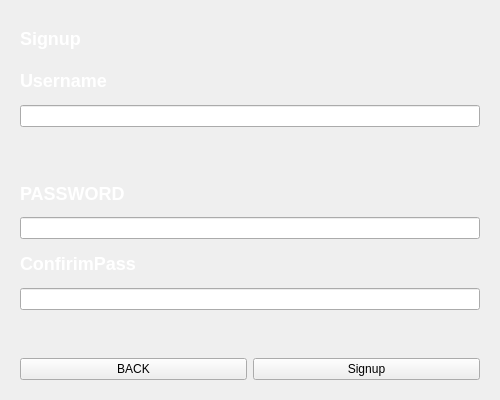
Before: the Qt Designer form login_signup.ui in OVahidO/Slay_The_Spire, drawn with Qt 5.
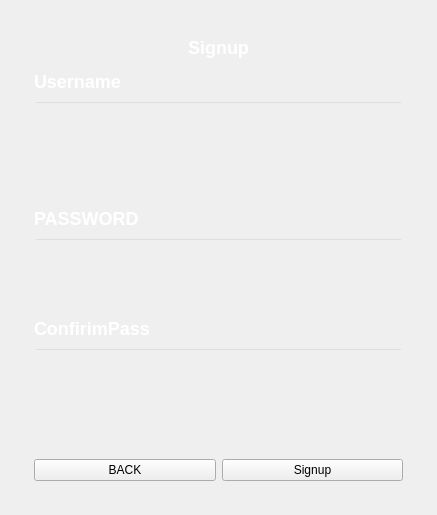
After: the same form once the commit is applied. The open tabs and pages were chosen to show the change. Icons and pictures are not drawn.

Commit message: update: update login_signup UI

```diff
--- a/login_signup.ui
+++ b/login_signup.ui
@@ -6,8 +6,8 @@
    <rect>
     <x>0</x>
     <y>0</y>
-    <width>500</width>
-    <height>400</height>
+    <width>437</width>
+    <height>515</height>
    </rect>
   </property>
   <property name="sizePolicy">
@@ -18,25 +18,43 @@
   </property>
   <property name="minimumSize">
    <size>
-    <width>500</width>
-    <height>400</height>
+    <width>0</width>
+    <height>0</height>
    </size>
   </property>
   <property name="maximumSize">
    <size>
-    <width>500</width>
-    <height>400</height>
+    <width>1500</width>
+    <height>1500</height>
    </size>
   </property>
   <property name="windowTitle">
    <string>Form</string>
   </property>
   <property name="styleSheet">
-   <string notr="true"/>
+   <string notr="true">QLineEdit{
+	
+	border-image: url(:/MainMenu/Pics/MainMenu/LineEditBg.png) 15 15 15 15 stretch stretch;
+	background: transparent;
+	color: white;
+	padding: 0px 10px;
+}</string>
   </property>
   <layout class="QVBoxLayout" name="verticalLayout_2">
+   <property name="spacing">
+    <number>0</number>
+   </property>
    <property name="leftMargin">
-    <number>11</number>
+    <number>25</number>
+   </property>
+   <property name="topMargin">
+    <number>25</number>
+   </property>
+   <property name="rightMargin">
+    <number>25</number>
+   </property>
+   <property name="bottomMargin">
+    <number>25</number>
    </property>
    <item>
     <widget class="QStackedWidget" name="Login_Signup_Stack">
@@ -55,15 +73,24 @@
 }</string>
      </property>
      <property name="currentIndex">
-      <number>0</number>
+      <number>1</number>
      </property>
      <widget class="QWidget" name="Login">
       <layout class="QVBoxLayout" name="verticalLayout_4">
        <item>
         <widget class="QLabel" name="loginTitleLabel">
+         <property name="font">
+          <font>
+           <pointsize>-1</pointsize>
+           <bold>true</bold>
+          </font>
+         </property>
          <property name="text">
           <string>Login</string>
          </property>
+         <property name="alignment">
+          <set>Qt::AlignmentFlag::AlignCenter</set>
+         </property>
         </widget>
        </item>
        <item>
@@ -74,7 +101,20 @@
         </widget>
        </item>
        <item>
-        <widget class="QLineEdit" name="LoginUsernameInput"/>
+        <widget class="QLineEdit" name="LoginUsernameInput">
+         <property name="minimumSize">
+          <size>
+           <width>0</width>
+           <height>70</height>
+          </size>
+         </property>
+         <property name="maximumSize">
+          <size>
+           <width>16777215</width>
+           <height>1000</height>
+          </size>
+         </property>
+        </widget>
        </item>
        <item>
         <widget class="QLabel" name="LoginPasswordLabel">
@@ -84,10 +124,32 @@
         </widget>
        </item>
        <item>
-        <widget class="QLineEdit" name="LoginPasswordInput"/>
+        <widget class="QLineEdit" name="LoginPasswordInput">
+         <property name="minimumSize">
+          <size>
+           <width>0</width>
+           <height>72</height>
+          </size>
+         </property>
+         <property name="maximumSize">
+          <size>
+           <width>16777215</width>
+           <height>1000</height>
+          </size>
+         </property>
+        </widget>
        </item>
        <item>
         <widget class="QLabel" name="LoginErrorLabel">
+         <property name="font">
+          <font>
+           <pointsize>-1</pointsize>
+           <bold>true</bold>
+          </font>
+         </property>
+         <property name="styleSheet">
+          <string notr="true">color: rgb(74, 89, 93);</string>
+         </property>
          <property name="text">
           <string/>
          </property>
@@ -138,6 +200,9 @@
          <property name="text">
           <string>Signup</string>
          </property>
+         <property name="alignment">
+          <set>Qt::AlignmentFlag::AlignCenter</set>
+         </property>
         </widget>
        </item>
        <item>
@@ -148,10 +213,33 @@
         </widget>
        </item>
        <item>
-        <widget class="QLineEdit" name="usernameInput"/>
+        <widget class="QLineEdit" name="usernameInput">
+         <property name="minimumSize">
+          <size>
+           <width>0</width>
+           <height>65</height>
+          </size>
+         </property>
+         <property name="maximumSize">
+          <size>
+           <width>16777215</width>
+           <height>1000000</height>
+          </size>
+         </property>
+        </widget>
        </item>
        <item>
         <widget class="QLabel" name="usernameErrorLabel">
+         <property name="font">
+          <font>
+           <pointsize>-1</pointsize>
+           <bold>true</bold>
+          </font>
+         </property>
+         <property name="styleSheet">
+          <string notr="true">color: rgb(74, 89, 93);
+</string>
+         </property>
          <property name="text">
           <string/>
          </property>
@@ -165,7 +253,20 @@
         </widget>
        </item>
        <item>
-        <widget class="QLineEdit" name="passwordInput"/>
+        <widget class="QLineEdit" name="passwordInput">
+         <property name="minimumSize">
+          <size>
+           <width>0</width>
+           <height>70</height>
+          </size>
+         </property>
+         <property name="maximumSize">
+          <size>
+           <width>16777215</width>
+           <height>100000</height>
+          </size>
+         </property>
+        </widget>
        </item>
        <item>
         <widget class="QLabel" name="confirimPasswordLabel">
@@ -175,10 +276,32 @@
         </widget>
        </item>
        <item>
-        <widget class="QLineEdit" name="confirimPasswordInput"/>
+        <widget class="QLineEdit" name="confirimPasswordInput">
+         <property name="minimumSize">
+          <size>
+           <width>0</width>
+           <height>72</height>
+          </size>
+         </property>
+         <property name="maximumSize">
+          <size>
+           <width>16777215</width>
+           <height>1000000</height>
+          </size>
+         </property>
+        </widget>
        </item>
        <item>
         <widget class="QLabel" name="passwordErrorLabel">
+         <property name="font">
+          <font>
+           <pointsize>-1</pointsize>
+           <bold>true</bold>
+          </font>
+         </property>
+         <property name="styleSheet">
+          <string notr="true">color: rgb(74, 89, 93);</string>
+         </property>
          <property name="text">
           <string/>
          </property>
```
The commit also changes 5 other files.
